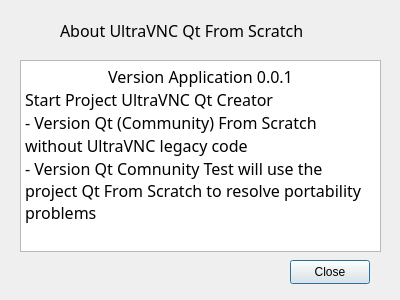
The window that vncviewer/AboutBoxQt.ui (ultravnc/UltraVNC) describes before a commit, drawn with Qt 5.
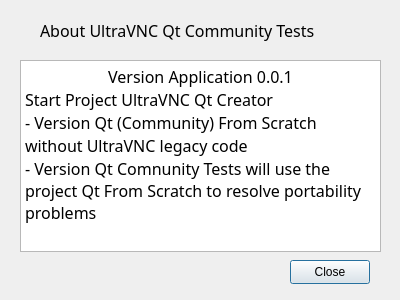
The same window after the commit.

Commit message: AboutBoxQt ui updates label text for UltraVNC Qt Community Tests 	modified:   vncviewer/AboutBoxQt.ui

Patch:
```diff
--- a/vncviewer/AboutBoxQt.ui
+++ b/vncviewer/AboutBoxQt.ui
@@ -16,9 +16,9 @@
   <widget class="QLabel" name="labelAboutBoxQt">
    <property name="geometry">
     <rect>
-     <x>60</x>
+     <x>40</x>
      <y>10</y>
-     <width>281</width>
+     <width>321</width>
      <height>41</height>
     </rect>
    </property>
@@ -29,7 +29,7 @@
     </font>
    </property>
    <property name="text">
-    <string>About UltraVNC Qt From Scratch</string>
+    <string>About UltraVNC Qt Community Tests</string>
    </property>
   </widget>
   <widget class="QTextBrowser" name="textBrowser">
@@ -59,7 +59,7 @@
 &lt;p style=&quot; margin-top:0px; margin-bottom:0px; margin-left:0px; margin-right:0px; -qt-block-indent:0; text-indent:0px;&quot;&gt;Start Project UltraVNC Qt Creator &lt;/p&gt;
 &lt;p style=&quot; margin-top:0px; margin-bottom:0px; margin-left:0px; margin-right:0px; -qt-block-indent:0; text-indent:0px;&quot;&gt;- Version Qt (Community) From Scratch&lt;/p&gt;
 &lt;p style=&quot; margin-top:0px; margin-bottom:0px; margin-left:0px; margin-right:0px; -qt-block-indent:0; text-indent:0px;&quot;&gt;without UltraVNC legacy code&lt;/p&gt;
-&lt;p style=&quot; margin-top:0px; margin-bottom:0px; margin-left:0px; margin-right:0px; -qt-block-indent:0; text-indent:0px;&quot;&gt;- Version Qt Comnunity Test will use the project Qt From Scratch to resolve portability problems&lt;/p&gt;&lt;/body&gt;&lt;/html&gt;</string>
+&lt;p style=&quot; margin-top:0px; margin-bottom:0px; margin-left:0px; margin-right:0px; -qt-block-indent:0; text-indent:0px;&quot;&gt;- Version Qt Comnunity Tests will use the project Qt From Scratch to resolve portability problems&lt;/p&gt;&lt;/body&gt;&lt;/html&gt;</string>
    </property>
   </widget>
   <widget class="QPushButton" name="pushButtonClose">
```
Left out of the diff: 2 changed lines with no effect on the pictures.
